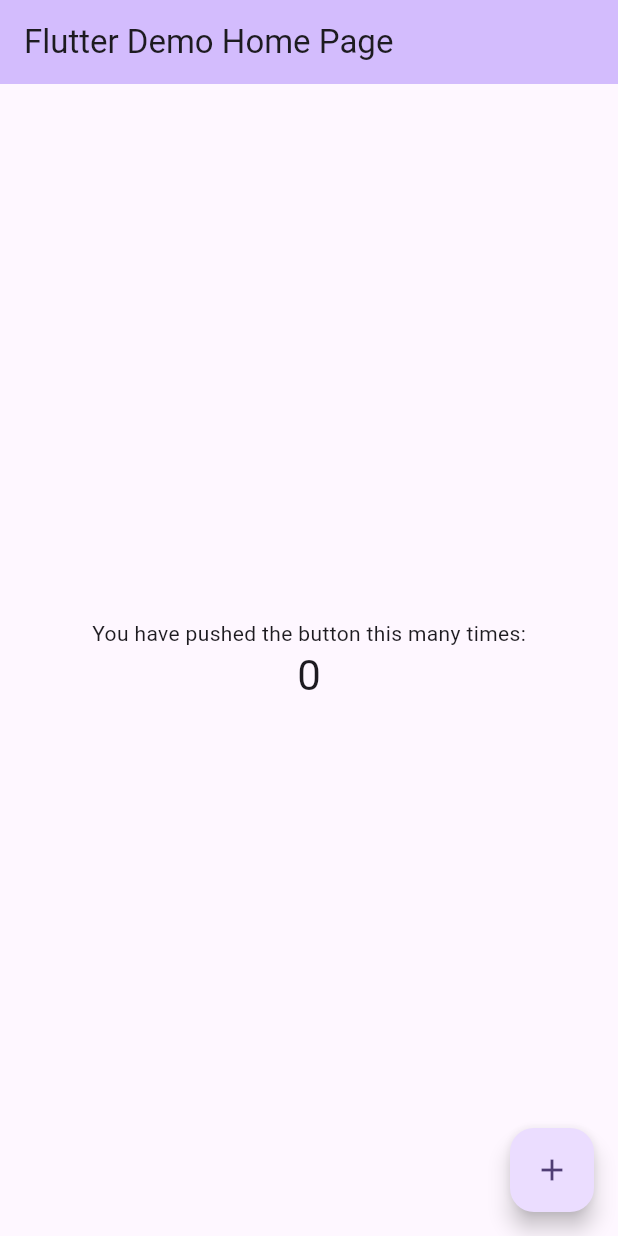
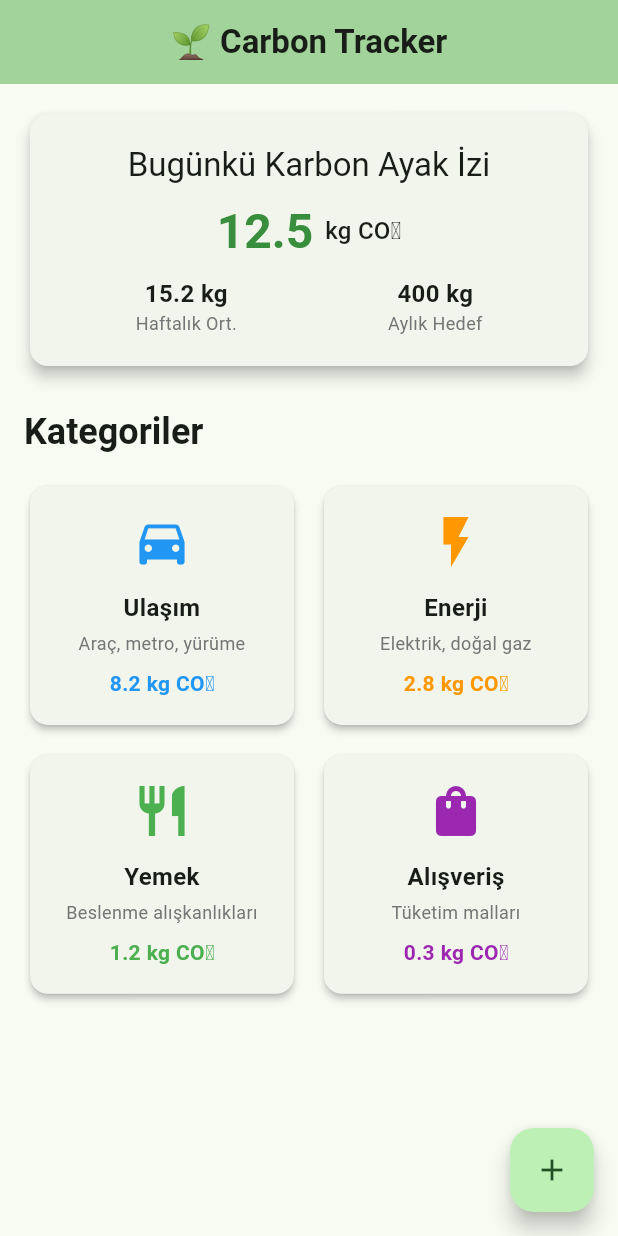
Before and after one commit to kendlenx/carbon-tracker, a Flutter app: the screen it shows after launch, on a phone screen of 412 x 824 dp. Run offline on Flutter 3.47's test engine with Material 3 defaults, Android fonts, the phone set to English and light mode, and no system bars.

Commit message:
Carbon Tracker ana sayfa tasarımı eklendi
- Modern Material Design 3 arayüzü
- Günlük karbon ayak izi özeti
- 4 ana kategori: Ulaşım, Enerji, Yemek, Alışveriş
- Renkli kategori kartları ve istatistikler
- Temiz ve kullanıcı dostu tasarım

```diff
--- a/lib/main.dart
+++ b/lib/main.dart
@@ -1,122 +1,273 @@
 import 'package:flutter/material.dart';
 
 void main() {
-  runApp(const MyApp());
+  runApp(const CarbonTrackerApp());
 }
 
-class MyApp extends StatelessWidget {
-  const MyApp({super.key});
+class CarbonTrackerApp extends StatelessWidget {
+  const CarbonTrackerApp({super.key});
 
-  // This widget is the root of your application.
   @override
   Widget build(BuildContext context) {
     return MaterialApp(
-      title: 'Flutter Demo',
+      title: 'Carbon Tracker',
       theme: ThemeData(
-        // This is the theme of your application.
-        //
-        // TRY THIS: Try running your application with "flutter run". You'll see
-        // the application has a purple toolbar. Then, without quitting the app,
-        // try changing the seedColor in the colorScheme below to Colors.green
-        // and then invoke "hot reload" (save your changes or press the "hot
-        // reload" button in a Flutter-supported IDE, or press "r" if you used
-        // the command line to start the app).
-        //
-        // Notice that the counter didn't reset back to zero; the application
-        // state is not lost during the reload. To reset the state, use hot
-        // restart instead.
-        //
-        // This works for code too, not just values: Most code changes can be
-        // tested with just a hot reload.
-        colorScheme: ColorScheme.fromSeed(seedColor: Colors.deepPurple),
+        colorScheme: ColorScheme.fromSeed(
+          seedColor: Colors.green,
+          brightness: Brightness.light,
+        ),
+        useMaterial3: true,
+        appBarTheme: const AppBarTheme(
+          centerTitle: true,
+          elevation: 0,
+        ),
       ),
-      home: const MyHomePage(title: 'Flutter Demo Home Page'),
+      home: const CarbonTrackerHome(),
+      debugShowCheckedModeBanner: false,
     );
   }
 }
 
-class MyHomePage extends StatefulWidget {
-  const MyHomePage({super.key, required this.title});
+// Carbon footprint categories
+enum CarbonCategory {
+  transport,
+  energy,
+  food,
+  shopping,
+}
 
-  // This widget is the home page of your application. It is stateful, meaning
-  // that it has a State object (defined below) that contains fields that affect
-  // how it looks.
+class CategoryData {
+  final CarbonCategory category;
+  final String title;
+  final String subtitle;
+  final IconData icon;
+  final Color color;
+  final double todayValue;
 
-  // This class is the configuration for the state. It holds the values (in this
-  // case the title) provided by the parent (in this case the App widget) and
-  // used by the build method of the State. Fields in a Widget subclass are
-  // always marked "final".
+  CategoryData({
+    required this.category,
+    required this.title,
+    required this.subtitle,
+    required this.icon,
+    required this.color,
+    required this.todayValue,
+  });
+}
 
-  final String title;
+class CarbonTrackerHome extends StatefulWidget {
+  const CarbonTrackerHome({super.key});
 
   @override
-  State<MyHomePage> createState() => _MyHomePageState();
+  State<CarbonTrackerHome> createState() => _CarbonTrackerHomeState();
 }
 
-class _MyHomePageState extends State<MyHomePage> {
-  int _counter = 0;
+class _CarbonTrackerHomeState extends State<CarbonTrackerHome> {
+  double totalCarbonToday = 12.5; // kg CO₂
+  double weeklyAverage = 15.2; // kg CO₂
+  double monthlyGoal = 400.0; // kg CO₂
 
-  void _incrementCounter() {
-    setState(() {
-      // This call to setState tells the Flutter framework that something has
-      // changed in this State, which causes it to rerun the build method below
-      // so that the display can reflect the updated values. If we changed
-      // _counter without calling setState(), then the build method would not be
-      // called again, and so nothing would appear to happen.
-      _counter++;
-    });
-  }
+  final List<CategoryData> categories = [
+    CategoryData(
+      category: CarbonCategory.transport,
+      title: 'Ulaşım',
+      subtitle: 'Araç, metro, yürüme',
+      icon: Icons.directions_car,
+      color: Colors.blue,
+      todayValue: 8.2,
+    ),
+    CategoryData(
+      category: CarbonCategory.energy,
+      title: 'Enerji',
+      subtitle: 'Elektrik, doğal gaz',
+      icon: Icons.flash_on,
+      color: Colors.orange,
+      todayValue: 2.8,
+    ),
+    CategoryData(
+      category: CarbonCategory.food,
+      title: 'Yemek',
+      subtitle: 'Beslenme alışkanlıkları',
+      icon: Icons.restaurant,
+      color: Colors.green,
+      todayValue: 1.2,
+    ),
+    CategoryData(
+      category: CarbonCategory.shopping,
+      title: 'Alışveriş',
+      subtitle: 'Tüketim malları',
+      icon: Icons.shopping_bag,
+      color: Colors.purple,
+      todayValue: 0.3,
+    ),
+  ];
 
   @override
   Widget build(BuildContext context) {
-    // This method is rerun every time setState is called, for instance as done
-    // by the _incrementCounter method above.
-    //
-    // The Flutter framework has been optimized to make rerunning build methods
-    // fast, so that you can just rebuild anything that needs updating rather
-    // than having to individually change instances of widgets.
     return Scaffold(
       appBar: AppBar(
-        // TRY THIS: Try changing the color here to a specific color (to
-        // Colors.amber, perhaps?) and trigger a hot reload to see the AppBar
-        // change color while the other colors stay the same.
+        title: const Text(
+          '🌱 Carbon Tracker',
+          style: TextStyle(fontWeight: FontWeight.bold),
+        ),
         backgroundColor: Theme.of(context).colorScheme.inversePrimary,
-        // Here we take the value from the MyHomePage object that was created by
-        // the App.build method, and use it to set our appbar title.
-        title: Text(widget.title),
       ),
-      body: Center(
-        // Center is a layout widget. It takes a single child and positions it
-        // in the middle of the parent.
+      body: SingleChildScrollView(
+        padding: const EdgeInsets.all(16.0),
         child: Column(
-          // Column is also a layout widget. It takes a list of children and
-          // arranges them vertically. By default, it sizes itself to fit its
-          // children horizontally, and tries to be as tall as its parent.
-          //
-          // Column has various properties to control how it sizes itself and
-          // how it positions its children. Here we use mainAxisAlignment to
-          // center the children vertically; the main axis here is the vertical
-          // axis because Columns are vertical (the cross axis would be
-          // horizontal).
-          //
-          // TRY THIS: Invoke "debug painting" (choose the "Toggle Debug Paint"
-          // action in the IDE, or press "p" in the console), to see the
-          // wireframe for each widget.
-          mainAxisAlignment: MainAxisAlignment.center,
-          children: <Widget>[
-            const Text('You have pushed the button this many times:'),
+          crossAxisAlignment: CrossAxisAlignment.start,
+          children: [
+            // Günlük özet kartı
+            Card(
+              elevation: 4,
+              child: Padding(
+                padding: const EdgeInsets.all(20.0),
+                child: Column(
+                  children: [
+                    Text(
+                      'Bugünkü Karbon Ayak İzi',
+                      style: Theme.of(context).textTheme.titleLarge,
+                    ),
+                    const SizedBox(height: 10),
+                    Row(
+                      mainAxisAlignment: MainAxisAlignment.center,
+                      children: [
+                        Text(
+                          '${totalCarbonToday.toStringAsFixed(1)}',
+                          style: Theme.of(context).textTheme.headlineLarge?.copyWith(
+                            fontWeight: FontWeight.bold,
+                            color: Colors.green.shade700,
+                          ),
+                        ),
+                        const SizedBox(width: 8),
+                        Text(
+                          'kg CO₂',
+                          style: Theme.of(context).textTheme.titleMedium,
+                        ),
+                      ],
+                    ),
+                    const SizedBox(height: 10),
+                    Row(
+                      mainAxisAlignment: MainAxisAlignment.spaceAround,
+                      children: [
+                        _buildStatItem('Haftalık Ort.', '${weeklyAverage.toStringAsFixed(1)} kg'),
+                        _buildStatItem('Aylık Hedef', '${monthlyGoal.toStringAsFixed(0)} kg'),
+                      ],
+                    ),
+                  ],
+                ),
+              ),
+            ),
+            const SizedBox(height: 24),
+
+            // Kategoriler başlığı
             Text(
-              '$_counter',
-              style: Theme.of(context).textTheme.headlineMedium,
+              'Kategoriler',
+              style: Theme.of(context).textTheme.headlineSmall?.copyWith(
+                fontWeight: FontWeight.bold,
+              ),
+            ),
+            const SizedBox(height: 16),
+
+            // Kategori kartları
+            GridView.builder(
+              shrinkWrap: true,
+              physics: const NeverScrollableScrollPhysics(),
+              gridDelegate: const SliverGridDelegateWithFixedCrossAxisCount(
+                crossAxisCount: 2,
+                childAspectRatio: 1.1,
+                crossAxisSpacing: 12,
+                mainAxisSpacing: 12,
+              ),
+              itemCount: categories.length,
+              itemBuilder: (context, index) {
+                return _buildCategoryCard(categories[index]);
+              },
             ),
           ],
         ),
       ),
       floatingActionButton: FloatingActionButton(
-        onPressed: _incrementCounter,
-        tooltip: 'Increment',
+        onPressed: () {
+          // Yeni aktivite ekleme
+          ScaffoldMessenger.of(context).showSnackBar(
+            const SnackBar(content: Text('Yeni aktivite ekleme özelliği yakında!')),
+          );
+        },
         child: const Icon(Icons.add),
-      ), // This trailing comma makes auto-formatting nicer for build methods.
+      ),
+    );
+  }
+
+  Widget _buildStatItem(String label, String value) {
+    return Column(
+      children: [
+        Text(
+          value,
+          style: const TextStyle(fontWeight: FontWeight.bold, fontSize: 16),
+        ),
+        Text(
+          label,
+          style: TextStyle(
+            color: Colors.grey.shade600,
+            fontSize: 12,
+          ),
+        ),
+      ],
+    );
+  }
+
+  Widget _buildCategoryCard(CategoryData category) {
+    return Card(
+      elevation: 2,
+      child: InkWell(
+        onTap: () {
+          ScaffoldMessenger.of(context).showSnackBar(
+            SnackBar(content: Text('${category.title} detayları yakında!')),
+          );
+        },
+        borderRadius: BorderRadius.circular(12),
+        child: Padding(
+          padding: const EdgeInsets.all(16.0),
+          child: Column(
+            mainAxisAlignment: MainAxisAlignment.center,
+            children: [
+              Icon(
+                category.icon,
+                size: 40,
+                color: category.color,
+              ),
+              const SizedBox(height: 12),
+              Text(
+                category.title,
+                style: const TextStyle(
+                  fontWeight: FontWeight.bold,
+                  fontSize: 16,
+                ),
+                textAlign: TextAlign.center,
+              ),
+              const SizedBox(height: 4),
+              Text(
+                category.subtitle,
+                style: TextStyle(
+                  color: Colors.grey.shade600,
+                  fontSize: 12,
+                ),
+                textAlign: TextAlign.center,
+                maxLines: 2,
+              ),
+              const SizedBox(height: 8),
+              Text(
+                '${category.todayValue.toStringAsFixed(1)} kg CO₂',
+                style: TextStyle(
+                  color: category.color,
+                  fontWeight: FontWeight.bold,
+                  fontSize: 14,
+                ),
+              ),
+            ],
+          ),
+        ),
+      ),
     );
   }
 }
```
